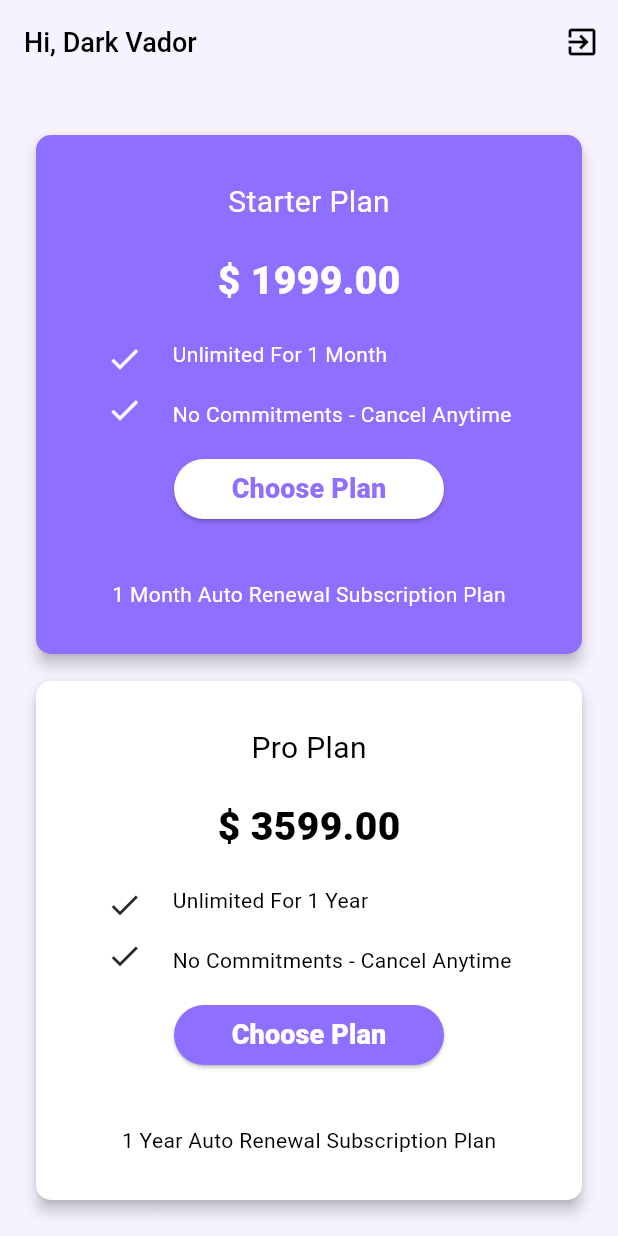
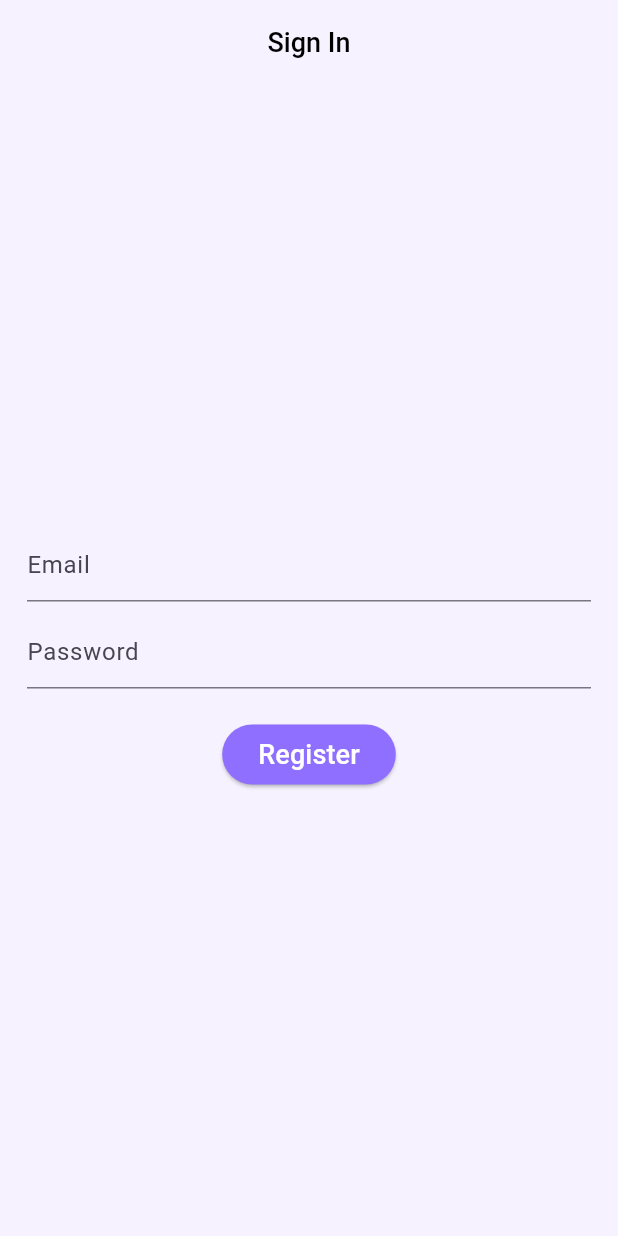
Before and after one commit to GregBiglione/subscription_app, a Flutter app: the screen it shows after launch, on a phone screen of 412 x 824 dp. Run offline on Flutter 3.47's test engine with Material 2 defaults, Android fonts, the phone set to English and light mode, and no system bars; our stand-ins replace firebase_core; accounts and stored records are empty; generated files the repository leaves out were written again.

Commit message:
Added SignInScreen

```diff
--- a/lib/main.dart
+++ b/lib/main.dart
@@ -1,7 +1,15 @@
+import 'package:firebase_core/firebase_core.dart';
 import 'package:flutter/material.dart';
 import 'package:subscription_app/presentation/home/home_screen.dart';
+import 'package:subscription_app/presentation/sign_in/sign_in_screen.dart';
 
-void main() {
+import 'firebase_options.dart';
+
+void main() async {
+  WidgetsFlutterBinding.ensureInitialized();
+  await Firebase.initializeApp(
+      options: DefaultFirebaseOptions.currentPlatform
+  );
   runApp(const MyApp());
 }
 
@@ -18,7 +26,7 @@ class MyApp extends StatelessWidget {
         colorScheme: ColorScheme.fromSeed(seedColor: Colors.deepPurple),
         useMaterial3: true,
       ),
-      home: const HomeScreen()//const MyHomePage(title: 'Flutter Demo Home Page'),
+      home: const SignInScreen(),
     );
   }
 }
--- a/lib/presentation/ressource/size_manager.dart
+++ b/lib/presentation/ressource/size_manager.dart
@@ -2,6 +2,7 @@ class SizeManager {
   // Values used for padding, margin & size (width & height) -------------------
   static const double s4 = 4.0;
   static const double s10 = 10.0;
+  static const double s18 = 18.0;
   static const double s20 = 20.0;
   static const double s30 = 30.0;
   static const double s40 = 40.0;
--- a/lib/presentation/ressource/string_manager.dart
+++ b/lib/presentation/ressource/string_manager.dart
@@ -10,4 +10,8 @@ class StringManager {
   static const String proPrice = "\$ 3599.00";
   static const String proFirstCondition = "Unlimited For 1 Year";
   static const String proRenewal = "1 Year Auto Renewal Subscription Plan";
+  static const String signInTitle = "Sign In";
+  static const String email = "Email";
+  static const String password = "Password";
+  static const String registerButton = "Register";
 }
--- /dev/null
+++ b/lib/presentation/sign_in/sign_in_screen.dart
@@ -0,0 +1,85 @@
+import 'package:flutter/material.dart';
+import 'package:subscription_app/presentation/ressource/size_manager.dart';
+import 'package:subscription_app/presentation/ressource/string_manager.dart';
+
+import '../ressource/color_manager.dart';
+import '../ressource/style_manager.dart';
+
+class SignInScreen extends StatefulWidget {
+  const SignInScreen({super.key});
+
+  @override
+  State<SignInScreen> createState() => _SignInScreenState();
+}
+
+class _SignInScreenState extends State<SignInScreen> {
+  final TextEditingController _emailController = TextEditingController();
+  final TextEditingController _passwordController = TextEditingController();
+
+  @override
+  void dispose() {
+    _emailController.dispose();
+    _passwordController.dispose();
+    super.dispose();
+  }
+
+  @override
+  Widget build(BuildContext context) {
+    return Scaffold(
+      appBar: AppBar(
+        title: Text(
+          StringManager.signInTitle,
+          style: getMediumStyle18(
+            color: ColorManager.black,
+          ),
+        ),
+        backgroundColor: ColorManager.white100,
+        elevation: 0,
+        centerTitle: true,
+      ),
+      backgroundColor: ColorManager.white100,
+      body: Center(
+        child: Padding(
+          padding: const EdgeInsets.all(
+            SizeManager.s18
+          ),
+          child: Column(
+            mainAxisAlignment: MainAxisAlignment.center,
+            children: [
+              TextField(
+                controller: _emailController,
+                decoration: const InputDecoration(
+                  hintText: StringManager.email,
+                ),
+              ),
+              const SizedBox(
+                height: SizeManager.s10,
+              ),
+              TextField(
+                controller: _passwordController,
+                decoration: const InputDecoration(
+                  hintText: StringManager.password,
+                ),
+              ),
+              const SizedBox(
+                height: SizeManager.s20,
+              ),
+              ElevatedButton(
+                onPressed: () {},
+                style: ElevatedButton.styleFrom(
+                  backgroundColor: ColorManager.purple700,
+                ),
+                child: Text(
+                  StringManager.registerButton,
+                  style: getMediumStyle18(
+                      color: ColorManager.white,
+                  ),
+                ),
+              ),
+            ],
+          ),
+        ),
+      ),
+    );
+  }
+}
```
Also changed, not shown: lib/presentation/home/home_screen.dart (+0 -151 lines), 1 other file.
